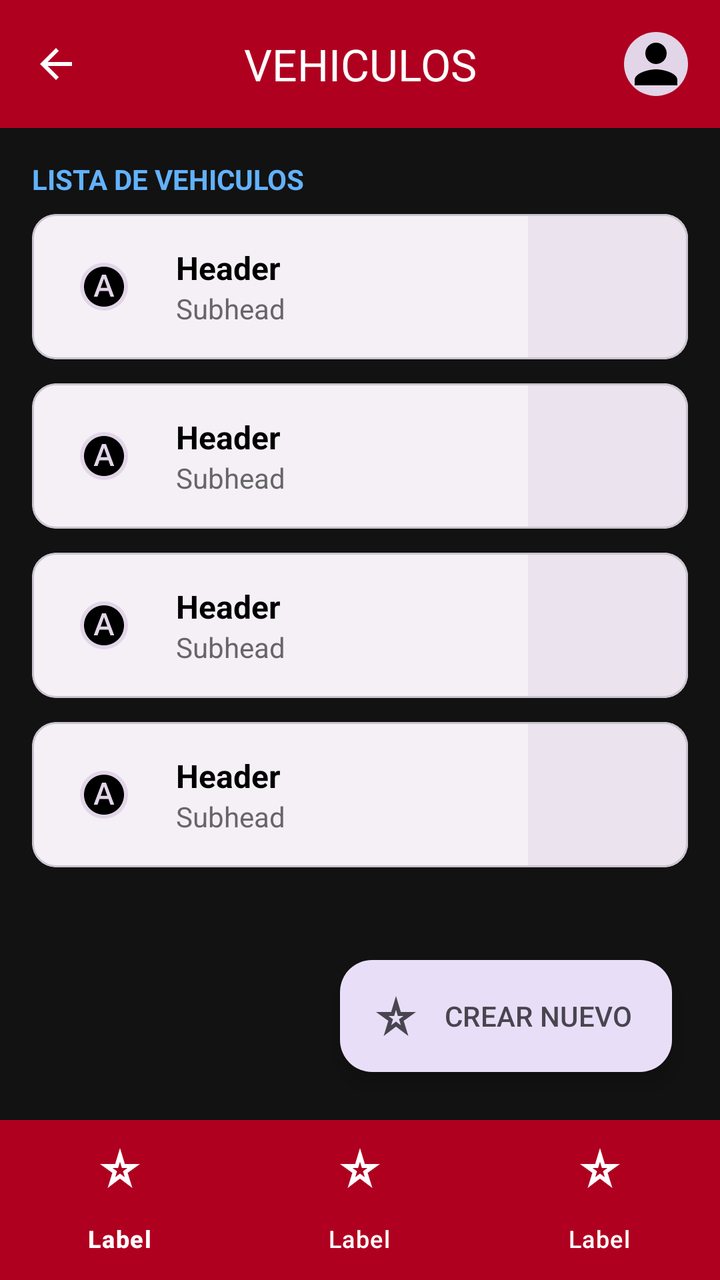
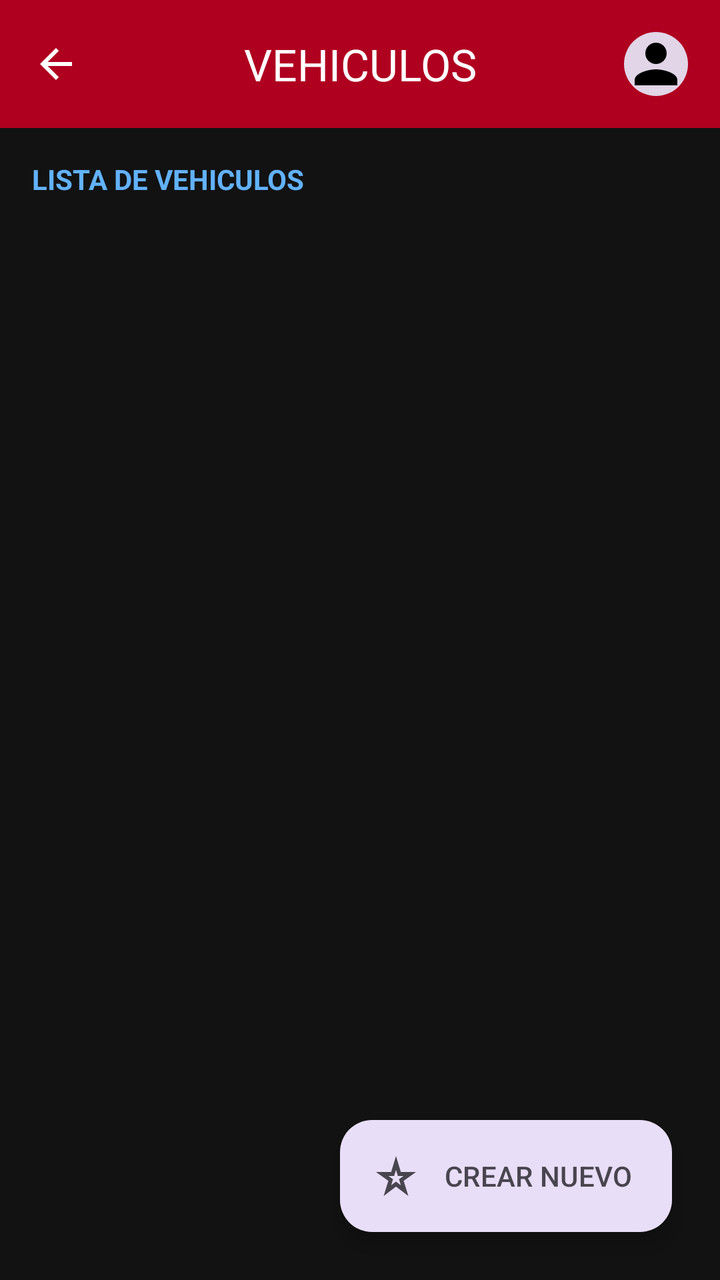

An Android layout rendered at two revisions. The XML below is the earlier revision; the diff shows what the commit changed to produce the second picture.
<!-- AndroidManifest.xml: application theme Theme.Autotechs -->
<!-- res/layout/activity_vehiculos.xml -->
<?xml version="1.0" encoding="utf-8"?>
<androidx.constraintlayout.widget.ConstraintLayout
    xmlns:android="http://schemas.android.com/apk/res/android"
    xmlns:app="http://schemas.android.com/apk/res-auto"
    android:id="@+id/main"
    android:layout_width="match_parent"
    android:layout_height="match_parent"
    android:background="#121212">

    <com.google.android.material.appbar.AppBarLayout
        android:id="@+id/appBarLayout"
        android:layout_width="match_parent"
        android:layout_height="wrap_content"
        app:layout_constraintTop_toTopOf="parent">

        <com.google.android.material.appbar.MaterialToolbar
            android:id="@+id/topAppBar"
            android:layout_width="match_parent"
            android:layout_height="?attr/actionBarSize"
            android:background="#B00020"
            app:title="VEHICULOS"
            app:titleCentered="true"
            app:titleTextColor="@android:color/white"
            app:navigationIcon="@drawable/ic_back"
            app:navigationIconTint="@android:color/white">

            <com.google.android.material.imageview.ShapeableImageView
                android:layout_width="32dp"
                android:layout_height="32dp"
                android:layout_gravity="end"
                android:layout_marginEnd="16dp"
                android:background="#E1D5E7"
                android:src="@drawable/ic_profile_placeholder"
                app:shapeAppearanceOverlay="@style/CircleImageStyle" />
        </com.google.android.material.appbar.MaterialToolbar>
    </com.google.android.material.appbar.AppBarLayout>

    <TextView
        android:id="@+id/tvListaTitulo"
        android:layout_width="wrap_content"
        android:layout_height="wrap_content"
        android:layout_margin="16dp"
        android:text="LISTA DE VEHICULOS"
        android:textColor="#62B2FD"
        android:textStyle="bold"
        app:layout_constraintStart_toStartOf="parent"
        app:layout_constraintTop_toBottomOf="@id/appBarLayout" />

    <ScrollView
        android:layout_width="match_parent"
        android:layout_height="0dp"
        android:layout_marginTop="8dp"
        app:layout_constraintTop_toBottomOf="@id/tvListaTitulo"
        app:layout_constraintBottom_toTopOf="@id/bottomNavigation">

        <LinearLayout
            android:layout_width="match_parent"
            android:layout_height="wrap_content"
            android:orientation="vertical"
            android:paddingHorizontal="16dp">

            <include layout="@layout/item_cliente_card" />
            <include layout="@layout/item_cliente_card" />
            <include layout="@layout/item_cliente_card" />
            <include layout="@layout/item_cliente_card" />

        </LinearLayout>
    </ScrollView>

    <com.google.android.material.floatingactionbutton.ExtendedFloatingActionButton
        android:id="@+id/btnCrearNuevo"
        android:layout_width="wrap_content"
        android:layout_height="wrap_content"
        android:layout_margin="24dp"
        android:text="CREAR NUEVO"
        android:textColor="#49454F"
        app:backgroundTint="#E8DEF8"
        app:icon="@drawable/ic_star"
        app:iconTint="#49454F"
        app:layout_constraintBottom_toTopOf="@id/bottomNavigation"
        app:layout_constraintEnd_toEndOf="parent" />

    <com.google.android.material.bottomnavigation.BottomNavigationView
        android:id="@+id/bottomNavigation"
        android:layout_width="match_parent"
        android:layout_height="wrap_content"
        android:background="#B00020"
        app:itemIconTint="@android:color/white"
        app:itemTextColor="@android:color/white"
        app:layout_constraintBottom_toBottomOf="parent"
        app:menu="@menu/bottom_nav_menu" />

</androidx.constraintlayout.widget.ConstraintLayout>
<!-- res/layout/item_cliente_card.xml (included above) -->
<?xml version="1.0" encoding="utf-8"?>
<com.google.android.material.card.MaterialCardView
    xmlns:android="http://schemas.android.com/apk/res/android"
    xmlns:app="http://schemas.android.com/apk/res-auto"
    android:layout_width="match_parent"
    android:layout_height="wrap_content"
    android:layout_marginBottom="12dp"
    app:cardCornerRadius="12dp"
    app:cardBackgroundColor="#F5F0F6">

    <LinearLayout
        android:layout_width="match_parent"
        android:layout_height="wrap_content"
        android:orientation="horizontal">

        <LinearLayout
            android:layout_width="0dp"
            android:layout_height="wrap_content"
            android:layout_weight="1"
            android:orientation="horizontal"
            android:padding="16dp"
            android:gravity="center_vertical">

            <com.google.android.material.imageview.ShapeableImageView
                android:layout_width="40dp"
                android:layout_height="40dp"
                android:background="#E1D5E7"
                android:src="@drawable/ic_letter_a"
                android:padding="8dp"
                app:shapeAppearanceOverlay="@style/CircleImageStyle" />

            <LinearLayout
                android:layout_width="wrap_content"
                android:layout_height="wrap_content"
                android:layout_marginStart="16dp"
                android:orientation="vertical">

                <TextView
                    android:layout_width="wrap_content"
                    android:layout_height="wrap_content"
                    android:text="Header"
                    android:textColor="#000000"
                    android:textSize="16sp"
                    android:textStyle="bold" />

                <TextView
                    android:layout_width="wrap_content"
                    android:layout_height="wrap_content"
                    android:text="Subhead"
                    android:textColor="#666666"
                    android:textSize="14sp" />
            </LinearLayout>
        </LinearLayout>

        <View
            android:layout_width="80dp"
            android:layout_height="match_parent"
            android:background="#EBE4EF" />

    </LinearLayout>
</com.google.android.material.card.MaterialCardView>
<!-- resources referenced by this layout -->
<resources>
  <!-- drawable ic_back (drawable) -->
  <vector xmlns:android="http://schemas.android.com/apk/res/android" android:autoMirrored="true" android:height="24dp" android:tint="#000000" android:viewportHeight="24" android:viewportWidth="24" android:width="24dp">
        
      <path android:fillColor="@android:color/white" android:pathData="M20,11H7.83l5.59,-5.59L12,4l-8,8 8,8 1.41,-1.41L7.83,13H20v-2z"/>
      
  </vector>
  <!-- drawable ic_letter_a (drawable) -->
  <vector xmlns:android="http://schemas.android.com/apk/res/android" android:height="24dp" android:tint="#000000" android:viewportHeight="24" android:viewportWidth="24" android:width="24dp">
        
      <path android:fillColor="@android:color/white" android:pathData="M12.04,8.04l-0.09,0l-1.6,4.55l3.29,0z"/>
        
      <path android:fillColor="@android:color/white" android:pathData="M12,2C6.48,2 2,6.48 2,12s4.48,10 10,10s10,-4.48 10,-10S17.52,2 12,2zM15.21,17l-0.98,-2.81H9.78l-1,2.81h-1.9l4.13,-11h1.97l4.13,11H15.21z"/>
      
  </vector>
  <!-- drawable ic_profile_placeholder (drawable) -->
  <vector xmlns:android="http://schemas.android.com/apk/res/android" android:height="24dp" android:tint="#000000" android:viewportHeight="24" android:viewportWidth="24" android:width="24dp">
        
      <path android:fillColor="@android:color/white" android:pathData="M12,12c2.21,0 4,-1.79 4,-4s-1.79,-4 -4,-4 -4,1.79 -4,4 1.79,4 4,4zM12,14c-2.67,0 -8,1.34 -8,4v2h16v-2c0,-2.66 -5.33,-4 -8,-4z"/>
      
  </vector>
  <!-- drawable ic_star (drawable) -->
  <vector xmlns:android="http://schemas.android.com/apk/res/android" android:height="24dp" android:tint="#000000" android:viewportHeight="24" android:viewportWidth="24" android:width="24dp">
        
      <path android:fillColor="@android:color/white" android:pathData="M12,8.89L12.94,12h2.82l-2.27,1.62l0.93,3.01L12,14.79l-2.42,1.84l0.93,-3.01L8.24,12h2.82L12,8.89M12,2l-2.42,8H2l6.17,4.41L5.83,22L12,17.31L18.18,22l-2.35,-7.59L22,10h-7.58L12,2L12,2z"/>
      
  </vector>
  <style name="CircleImageStyle">
          <item name="cornerSize">50%</item>
      </style>
  <style name="Theme.Autotechs" parent="Base.Theme.Autotechs" />
  <style name="Base.Theme.Autotechs" parent="Theme.Material3.DayNight.NoActionBar">
          
          
      </style>
</resources>

<!-- the commit's change to res/layout/activity_vehiculos.xml (unified diff, before → after) -->
@@ -2,6 +2,7 @@
 <androidx.constraintlayout.widget.ConstraintLayout
     xmlns:android="http://schemas.android.com/apk/res/android"
     xmlns:app="http://schemas.android.com/apk/res-auto"
+    xmlns:tools="http://schemas.android.com/tools"
     android:id="@+id/main"
     android:layout_width="match_parent"
     android:layout_height="match_parent"
@@ -46,26 +47,15 @@
         app:layout_constraintStart_toStartOf="parent"
         app:layout_constraintTop_toBottomOf="@id/appBarLayout" />
 
-    <ScrollView
+    <androidx.recyclerview.widget.RecyclerView
+        android:id="@+id/rvVehiculos"
         android:layout_width="match_parent"
         android:layout_height="0dp"
         android:layout_marginTop="8dp"
+        android:paddingHorizontal="16dp"
         app:layout_constraintTop_toBottomOf="@id/tvListaTitulo"
-        app:layout_constraintBottom_toTopOf="@id/bottomNavigation">
-
-        <LinearLayout
-            android:layout_width="match_parent"
-            android:layout_height="wrap_content"
-            android:orientation="vertical"
-            android:paddingHorizontal="16dp">
-
-            <include layout="@layout/item_cliente_card" />
-            <include layout="@layout/item_cliente_card" />
-            <include layout="@layout/item_cliente_card" />
-            <include layout="@layout/item_cliente_card" />
-
-        </LinearLayout>
-    </ScrollView>
+        app:layout_constraintBottom_toBottomOf="parent"
+        tools:listitem="@layout/item_vehiculo_card" />
 
     <com.google.android.material.floatingactionbutton.ExtendedFloatingActionButton
         android:id="@+id/btnCrearNuevo"
@@ -77,21 +67,11 @@
         app:backgroundTint="#E8DEF8"
         app:icon="@drawable/ic_star"
         app:iconTint="#49454F"
-        app:layout_constraintBottom_toTopOf="@id/bottomNavigation"
+        app:layout_constraintBottom_toBottomOf="parent"
         app:layout_constraintEnd_toEndOf="parent" />
 
-    <com.google.android.material.bottomnavigation.BottomNavigationView
-        android:id="@+id/bottomNavigation"
-        android:layout_width="match_parent"
-        android:layout_height="wrap_content"
-        android:background="#B00020"
-        app:itemIconTint="@android:color/white"
-        app:itemTextColor="@android:color/white"
-        app:layout_constraintBottom_toBottomOf="parent"
-        app:menu="@menu/bottom_nav_menu" />
-
 </androidx.constraintlayout.widget.ConstraintLayout>
-<!-- res/layout/item_cliente_card.xml (included above) -->
+<!-- res/layout/item_vehiculo_card.xml (included above) -->
 <?xml version="1.0" encoding="utf-8"?>
 <com.google.android.material.card.MaterialCardView
     xmlns:android="http://schemas.android.com/apk/res/android"
@@ -119,7 +99,7 @@
                 android:layout_width="40dp"
                 android:layout_height="40dp"
                 android:background="#E1D5E7"
-                android:src="@drawable/ic_letter_a"
+                android:src="@drawable/ic_car"
                 android:padding="8dp"
                 app:shapeAppearanceOverlay="@style/CircleImageStyle" />
 
@@ -130,19 +110,29 @@
                 android:orientation="vertical">
 
                 <TextView
+                    android:id="@+id/tvPlaca"
                     android:layout_width="wrap_content"
                     android:layout_height="wrap_content"
-                    android:text="Header"
+                    android:text="P000-000"
                     android:textColor="#000000"
                     android:textSize="16sp"
                     android:textStyle="bold" />
 
                 <TextView
+                    android:id="@+id/tvMarcaModelo"
                     android:layout_width="wrap_content"
                     android:layout_height="wrap_content"
-                    android:text="Subhead"
+                    android:text="Marca Modelo"
                     android:textColor="#666666"
                     android:textSize="14sp" />
+                
+                <TextView
+                    android:id="@+id/tvVin"
+                    android:layout_width="wrap_content"
+                    android:layout_height="wrap_content"
+                    android:text="VIN: XXXXXXXXXXXXXXX"
+                    android:textColor="#888888"
+                    android:textSize="12sp" />
             </LinearLayout>
         </LinearLayout>
 
<!-- resource entries referenced after the edit -->
@@ -6,13 +6,16 @@
       <path android:fillColor="@android:color/white" android:pathData="M20,11H7.83l5.59,-5.59L12,4l-8,8 8,8 1.41,-1.41L7.83,13H20v-2z"/>
       
   </vector>
-  <!-- drawable ic_letter_a (drawable) -->
-  <vector xmlns:android="http://schemas.android.com/apk/res/android" android:height="24dp" android:tint="#000000" android:viewportHeight="24" android:viewportWidth="24" android:width="24dp">
-        
-      <path android:fillColor="@android:color/white" android:pathData="M12.04,8.04l-0.09,0l-1.6,4.55l3.29,0z"/>
-        
-      <path android:fillColor="@android:color/white" android:pathData="M12,2C6.48,2 2,6.48 2,12s4.48,10 10,10s10,-4.48 10,-10S17.52,2 12,2zM15.21,17l-0.98,-2.81H9.78l-1,2.81h-1.9l4.13,-11h1.97l4.13,11H15.21z"/>
-      
+  <!-- drawable ic_car (drawable) -->
+  <vector xmlns:android="http://schemas.android.com/apk/res/android"
+      android:width="24dp"
+      android:height="24dp"
+      android:viewportWidth="24"
+      android:viewportHeight="24"
+      android:tint="#FFFFFF">
+      <path
+          android:fillColor="@android:color/white"
+          android:pathData="M18.92,6.01C18.72,5.42 18.16,5 17.5,5H6.5c-0.66,0 -1.21,0.42 -1.42,1.01L3,12v8c0,0.55 0.45,1 1,1h1c0.55,0 1,-0.45 1,-1v-1h12v1c0,0.55 0.45,1 1,1h1c0.55,0 1,-0.45 1,-1v-8L18.92,6.01z M6.5,16c-0.83,0 -1.5,-0.67 -1.5,-1.5S5.67,13 6.5,13s1.5,0.67 1.5,1.5S7.33,16 6.5,16z M17.5,16c-0.83,0 -1.5,-0.67 -1.5,-1.5s0.67,-1.5 1.5,-1.5s1.5,0.67 1.5,1.5S18.33,16 17.5,16z M5,11l1.5,-4.5h11L19,11H5z" />
   </vector>
   <!-- drawable ic_profile_placeholder (drawable) -->
   <vector xmlns:android="http://schemas.android.com/apk/res/android" android:height="24dp" android:tint="#000000" android:viewportHeight="24" android:viewportWidth="24" android:width="24dp">
